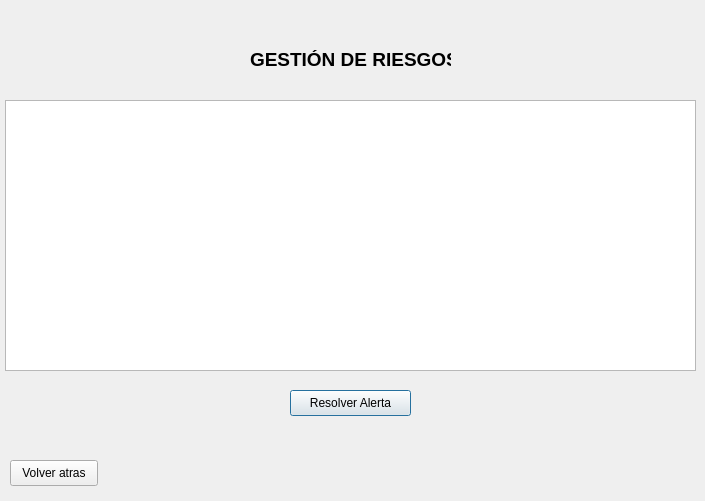
CarlosMontero04/equipo301, file ventanaalertas.ui: the form before one commit.
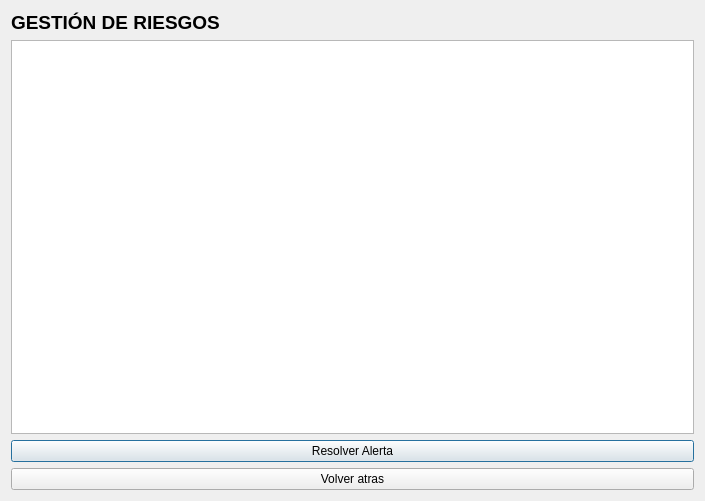
The form after the commit.

```diff
--- a/ventanaalertas.ui
+++ b/ventanaalertas.ui
@@ -13,15 +13,9 @@
   <property name="windowTitle">
    <string>Dialog</string>
   </property>
+  <layout class="QVBoxLayout" name="verticalLayout">
+   <item>
   <widget class="QLabel" name="label">
-   <property name="geometry">
-    <rect>
-     <x>250</x>
-     <y>50</y>
-     <width>201</width>
-     <height>18</height>
-    </rect>
-   </property>
    <property name="font">
     <font>
      <pointsize>14</pointsize>
@@ -32,42 +26,25 @@
     <string>GESTIÓN DE RIESGOS</string>
    </property>
   </widget>
-  <widget class="QTableWidget" name="tablaAlertas">
-   <property name="geometry">
-    <rect>
-     <x>5</x>
-     <y>100</y>
-     <width>691</width>
-     <height>271</height>
-    </rect>
-   </property>
-  </widget>
+   </item>
+   <item>
+    <widget class="QTableWidget" name="tablaAlertas"/>
+   </item>
+   <item>
   <widget class="QPushButton" name="btnGestionar">
-   <property name="geometry">
-    <rect>
-     <x>290</x>
-     <y>390</y>
-     <width>121</width>
-     <height>26</height>
-    </rect>
-   </property>
    <property name="text">
     <string>Resolver Alerta</string>
    </property>
   </widget>
+   </item>
+   <item>
   <widget class="QPushButton" name="btnVolver">
-   <property name="geometry">
-    <rect>
-     <x>10</x>
-     <y>460</y>
-     <width>88</width>
-     <height>26</height>
-    </rect>
-   </property>
    <property name="text">
     <string>Volver atras</string>
    </property>
   </widget>
+   </item>
+  </layout>
  </widget>
  <resources/>
  <connections/>
```
Lines whose indentation alone changed are shown as unchanged.
